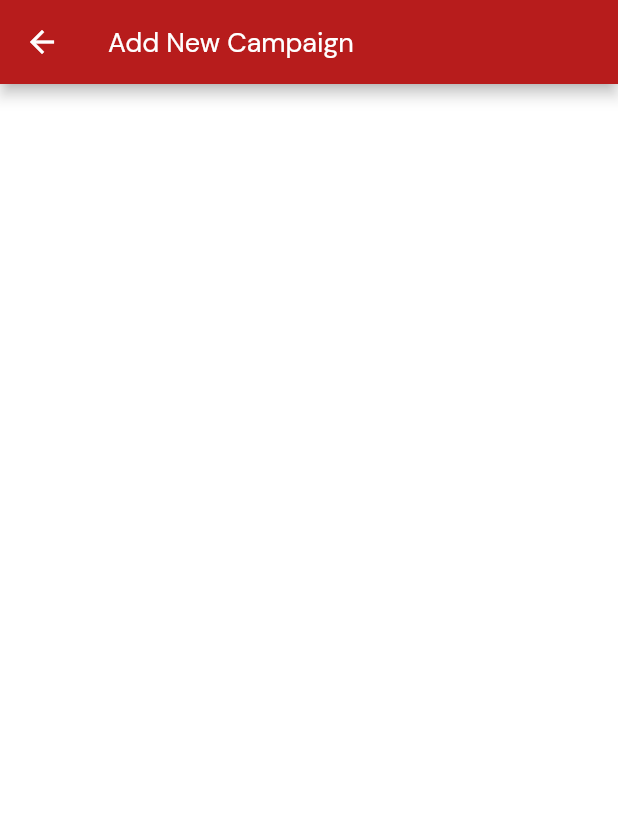
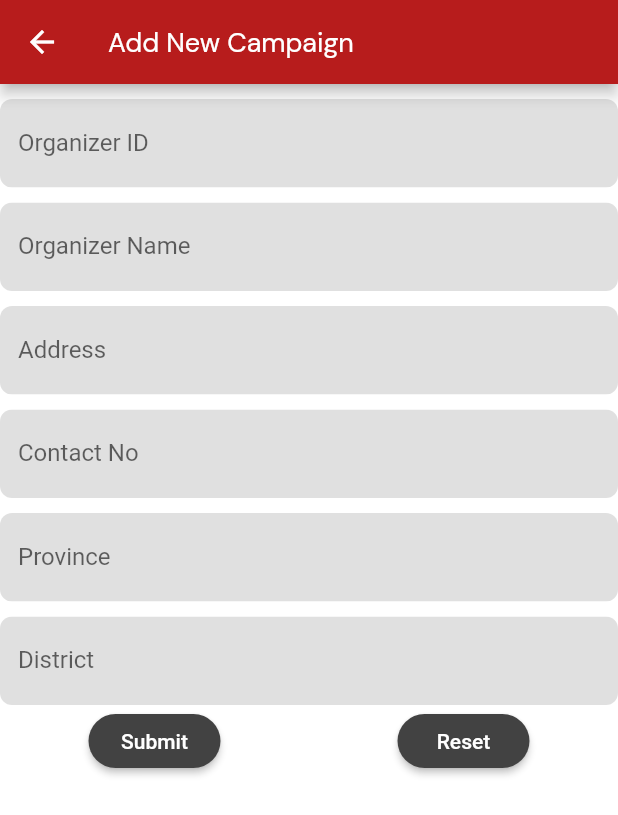
Before and after one commit to TharinduBasnayaka/nobel_red_flutter_app, a Flutter app: the Campaigns screen opened by its route, after a tap on the "add" icon, on a phone screen of 412 x 824 dp. Shown: the top 815 px of the screen. Run offline on Flutter 3.47's test engine with Material 2 defaults, Android fonts, the phone set to English and light mode, and no system bars; our stand-ins replace carousel_pro, cloud_firestore; accounts and stored records are empty.

Commit message:
forms added
blood need and add campaign forms

```diff
--- a/lib/pages/add_campaigns.dart
+++ b/lib/pages/add_campaigns.dart
@@ -1,4 +1,5 @@
 import 'package:flutter/material.dart';
+import 'package:nobel_red/Widgets/form_field.dart';
 
 class Addcampaigns extends StatefulWidget {
   @override
@@ -9,6 +10,7 @@ class _AddcampaignsState extends State<Addcampaigns> {
   @override
   Widget build(BuildContext context) {
     return Scaffold(
+      resizeToAvoidBottomPadding: false,
       backgroundColor: Colors.white,
       appBar: AppBar(
           backgroundColor: Colors.red[900],
@@ -28,7 +30,99 @@ class _AddcampaignsState extends State<Addcampaigns> {
             ),
           )),
       body: Center(
-        child: Column(),
+        //       child:
+        // SingleChildScrollView(
+
+        // scrollDirection: Axis.horizontal,
+        //Add new campaign form
+        child: Column(
+          children: <Widget>[
+            SizedBox(height: 10.0),
+
+            //for organizer Id
+
+            LabelTextField(
+              hintText: "Organizer ID",
+              labelText: "Organizer ID ",
+              isObscure: false,
+            ),
+
+            SizedBox(
+              height: 10.0,
+            ),
+
+            //for Organizer Name
+
+            LabelTextField(
+              hintText: "Organizer Name",
+              labelText: "Organizer Name ",
+              isObscure: false,
+            ),
+
+            SizedBox(
+              height: 10.0,
+            ),
+
+            LabelTextField(
+              hintText: "Address",
+              labelText: "Address",
+              isObscure: false,
+            ),
+
+            SizedBox(
+              height: 10.0,
+            ),
+
+            LabelTextField(
+              hintText: "Contact No",
+              labelText: "Contact No",
+              isObscure: false,
+            ),
+
+            SizedBox(height: 10.0),
+
+            LabelTextField(
+              hintText: "Province",
+              labelText: "Province",
+            ),
+
+            SizedBox(height: 10),
+
+            LabelTextField(
+              hintText: "District",
+              labelText: "District",
+            ),
+
+            Row(
+              mainAxisAlignment: MainAxisAlignment.spaceAround,
+              crossAxisAlignment: CrossAxisAlignment.start,
+              children: <Widget>[
+                RaisedButton(
+                  onPressed: () {},
+                  child: Text(
+                    "Submit",
+                    style: TextStyle(color: Colors.white),
+                  ),
+                  color: Colors.grey[800],
+                  shape: RoundedRectangleBorder(
+                      borderRadius: BorderRadius.circular(20)),
+                ),
+                RaisedButton(
+                  onPressed: () {},
+                  child: Text(
+                    "Reset",
+                    style: TextStyle(
+                      color: Colors.white,
+                    ),
+                  ),
+                  color: Colors.grey[800],
+                  shape: RoundedRectangleBorder(
+                      borderRadius: BorderRadius.circular(20)),
+                )
+              ],
+            )
+          ],
+        ),
       ),
     );
   }
--- a/lib/pages/campaigns.dart
+++ b/lib/pages/campaigns.dart
@@ -2,7 +2,7 @@ import 'package:cloud_firestore/cloud_firestore.dart';
 import 'package:flutter/material.dart';
 import 'dart:async';
 import 'package:nobel_red/pages/add_campaigns.dart';
-import 'home.dart';
+// import 'home.dart';
 
 class Campaigns extends StatefulWidget {
   @override
@@ -28,13 +28,6 @@ class _CampaignsState extends State<Campaigns> {
         title: Center(
           child: Row(
             children: <Widget>[
-              IconButton(
-                onPressed: () {
-                  Navigator.push(
-                      context, MaterialPageRoute(builder: (context) => Home()));
-                },
-                icon: Icon(Icons.arrow_back),
-              ),
               Text(
                 'Campaigns',
                 style: TextStyle(
@@ -51,12 +44,14 @@ class _CampaignsState extends State<Campaigns> {
   }
 }
 
+//widget for getting firebase data as cards
 class CampaignCardsPage extends StatefulWidget {
   @override
   _CampaignCardsPageState createState() => _CampaignCardsPageState();
 }
 
 class _CampaignCardsPageState extends State<CampaignCardsPage> {
+  //firebase get function to retrive data
   Future getCampaignPosts() async {
     var firestore = Firestore.instance;
     QuerySnapshot qn = await firestore
@@ -65,12 +60,12 @@ class _CampaignCardsPageState extends State<CampaignCardsPage> {
         .collection('campaign_posts')
         .getDocuments();
 
-    return qn.documents;
+    return qn.documents; //put data into a array
   }
 
   @override
   void initState() {
-    this.getCampaignPosts();
+    this.getCampaignPosts(); //initializing the state
     super.initState();
   }
 
@@ -81,6 +76,7 @@ class _CampaignCardsPageState extends State<CampaignCardsPage> {
             future: getCampaignPosts(),
             builder: (_, snapshot) {
               if (snapshot.connectionState == ConnectionState.waiting) {
+                //if firebase connection is not working
                 return Container(
                   child: Center(
                     child: Text("Loading......"),
@@ -88,6 +84,7 @@ class _CampaignCardsPageState extends State<CampaignCardsPage> {
                 );
               } else {
                 return ListView.builder(
+                    //show data as  list
                     itemCount: snapshot.data.length,
                     itemBuilder: (_, index) {
                       return Container(
@@ -100,11 +97,13 @@ class _CampaignCardsPageState extends State<CampaignCardsPage> {
                               child: Row(children: <Widget>[
                                 Container(
                                   padding: EdgeInsets.fromLTRB(
-                                      40.0, 40.0, 65.0, 40.0),
+                                      40.0, 40.0, 70.0, 40.0),
                                   decoration: BoxDecoration(
+                                      borderRadius: BorderRadius.circular(20),
                                       image: DecorationImage(
                                           fit: BoxFit.fill,
                                           image: NetworkImage(
+                                            //getting the firebase image to display in the card
                                             snapshot.data[index]["imgSrc"],
                                           ))),
                                 ),
```
Also changed, not shown: lib/pages/Posts.dart (+4 -14 lines), lib/pages/add_bloodRequsets.dart (+57 -3 lines), lib/pages/home.dart (+6 -3 lines), lib/pages/login.dart (+14 -4 lines).
